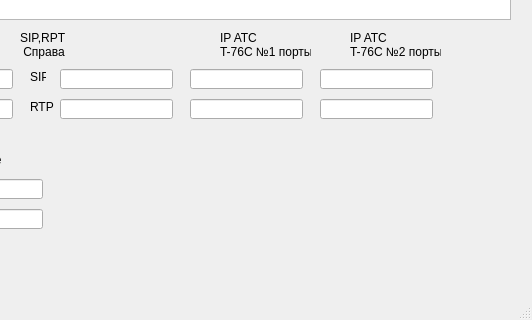
Before: the Qt Designer form UI/client.ui in Scykorr/dmitr_test_scripts, drawn with Qt 5; both pictures show x 910 to 1442 and y 471 to 791 of the 1442 by 791 pixel window.
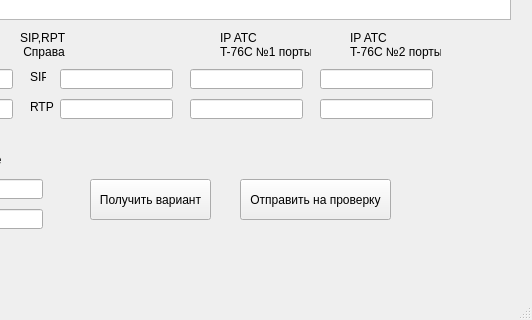
After: the same form once the commit is applied. The open tabs and pages were chosen to show the change.

Commit message: add schema and addit buttons

The edit to the form file:
```diff
--- a/UI/client.ui
+++ b/UI/client.ui
@@ -876,6 +876,32 @@
        <string>IAD номера</string>
       </property>
      </widget>
+     <widget class="QPushButton" name="pushButton_3">
+      <property name="geometry">
+       <rect>
+        <x>980</x>
+        <y>640</y>
+        <width>121</width>
+        <height>41</height>
+       </rect>
+      </property>
+      <property name="text">
+       <string>Получить вариант</string>
+      </property>
+     </widget>
+     <widget class="QPushButton" name="pushButton_4">
+      <property name="geometry">
+       <rect>
+        <x>1130</x>
+        <y>640</y>
+        <width>151</width>
+        <height>41</height>
+       </rect>
+      </property>
+      <property name="text">
+       <string>Отправить на проверку</string>
+      </property>
+     </widget>
     </widget>
     <widget class="QWidget" name="page_2">
      <widget class="QLabel" name="label_5">
```
The commit also changes 4 other files.
